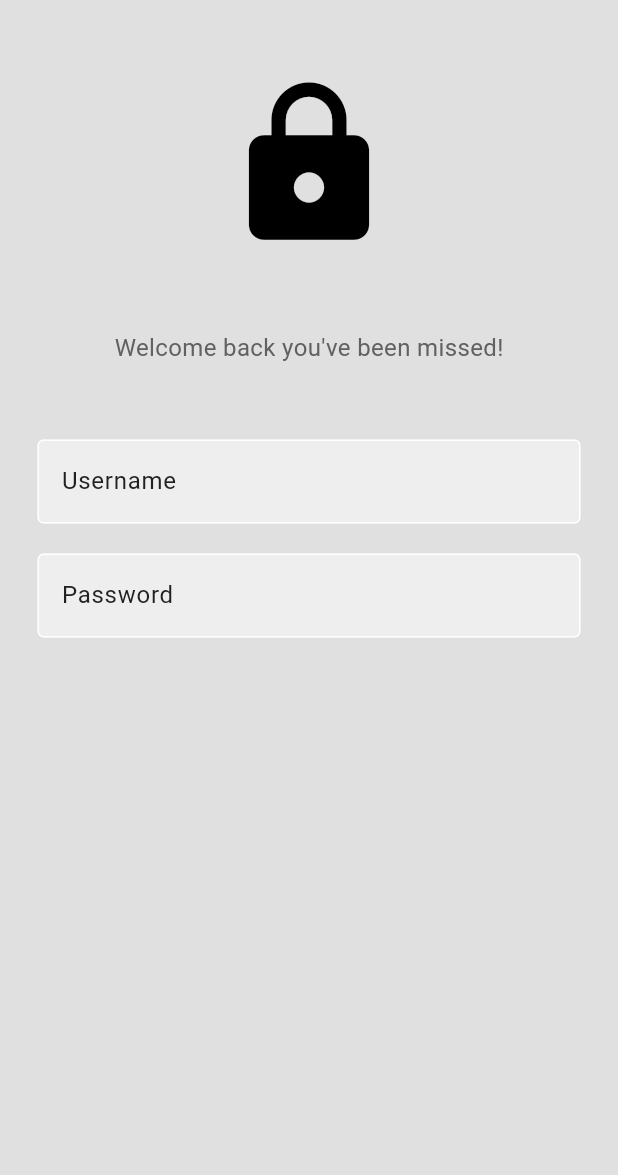
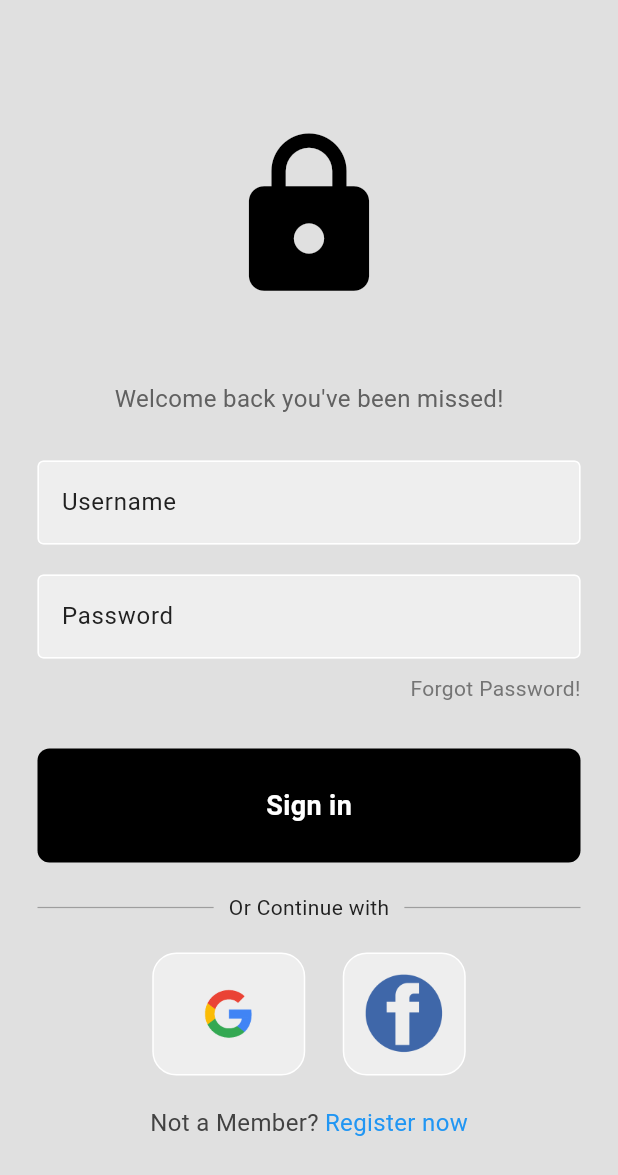
Before and after one commit to Vineet1924/krishishop_flutter, a Flutter app: the screen it shows after launch, on a phone screen of 412 x 824 dp. Shown: the top 1175 px of the screen. Run offline on Flutter 3.47's test engine with Material 2 defaults, Android fonts, the light colour scheme and no system bars; our stand-ins replace firebase_core, lottie; accounts and stored records are empty.

Commit message:
Signin page

```diff
--- /dev/null
+++ b/lib/components/my_button.dart
@@ -0,0 +1,31 @@
+import 'package:flutter/material.dart';
+
+class MyButton extends StatelessWidget {
+  final Function()? onTap;
+  const MyButton({super.key, required this.onTap});
+
+  @override
+  Widget build(BuildContext context) {
+    return GestureDetector(
+      onTap: onTap,
+      child: Container(
+        padding: const EdgeInsets.all(25),
+        margin: const EdgeInsets.symmetric(horizontal: 25),
+        decoration: BoxDecoration(
+          color: Colors.black,
+          borderRadius: BorderRadius.circular(8),
+        ),
+        child: const Center(
+          child: Text(
+            "Sign in",
+            style: TextStyle(
+              color: Colors.white,
+              fontWeight: FontWeight.bold,
+              fontSize: 18,
+            ),
+          ),
+        ),
+      ),
+    );
+  }
+}
--- /dev/null
+++ b/lib/components/square_tile.dart
@@ -0,0 +1,25 @@
+import 'package:flutter/material.dart';
+
+class SquareTile extends StatelessWidget {
+  final String imagePath;
+  final Function? signInMethod;
+
+  const SquareTile({super.key, required this.imagePath, required this.signInMethod});
+
+  @override
+  Widget build(BuildContext context) {
+    return Container(
+
+      padding: EdgeInsets.all(10),
+      decoration: BoxDecoration(
+        border: Border.all(color: Colors.white),
+        borderRadius: BorderRadius.circular(16),
+        color: Colors.grey[200],
+      ),
+      child: Image.asset(
+        imagePath,
+        height: 60,
+      ),
+    );
+  }
+}
--- a/lib/login_page.dart
+++ b/lib/login_page.dart
@@ -1,5 +1,7 @@
 import 'package:flutter/material.dart';
+import 'package:krishishop/components/my_button.dart';
 import 'package:krishishop/components/my_textfield.dart';
+import 'package:krishishop/components/square_tile.dart';
 
 class LoginPage extends StatelessWidget {
   LoginPage({super.key});
@@ -7,15 +9,18 @@ class LoginPage extends StatelessWidget {
   final usernameController = TextEditingController();
   final passwordController = TextEditingController();
 
+  void signInUser() {}
+
   @override
   Widget build(BuildContext context) {
     return Scaffold(
       backgroundColor: Colors.grey[300],
       body: SafeArea(
         child: Center(
+          child: SingleChildScrollView(
             child: Column(
               children: [
-              const SizedBox(height: 50),
+                const SizedBox(height: 20),
                 Icon(
                   Icons.lock,
                   size: 120,
@@ -26,7 +31,7 @@ class LoginPage extends StatelessWidget {
                   'Welcome back you\'ve been missed!',
                   style: TextStyle(color: Colors.grey[700], fontSize: 16),
                 ),
-              const SizedBox(height: 50),
+                const SizedBox(height: 30),
                 MyTextField(
                   controller: usernameController,
                   hintText: "Username",
@@ -38,7 +43,85 @@ class LoginPage extends StatelessWidget {
                   hintText: "Password",
                   obscureText: true,
                 ),
+                const SizedBox(height: 10),
+                Padding(
+                  padding: const EdgeInsets.symmetric(horizontal: 25.0),
+                  child: Row(
+                    mainAxisAlignment: MainAxisAlignment.end,
+                    children: [
+                      Text(
+                        'Forgot Password!',
+                        style: TextStyle(color: Colors.grey[600]),
+                      ),
                     ],
+                  ),
+                ),
+                const SizedBox(height: 30),
+                MyButton(onTap: signInUser),
+                const SizedBox(height: 20),
+                Padding(
+                  padding: const EdgeInsets.symmetric(horizontal: 25),
+                  child: Row(
+                    children: [
+                      Expanded(
+                        child: Divider(
+                          thickness: 0.8,
+                          color: Colors.grey[500],
+                        ),
+                      ),
+                      Padding(
+                        padding: const EdgeInsets.symmetric(horizontal: 10),
+                        child: Text('Or Continue with'),
+                      ),
+                      Expanded(
+                        child: Divider(
+                          thickness: 0.8,
+                          color: Colors.grey[500],
+                        ),
+                      ),
+                    ],
+                  ),
+                ),
+                SizedBox(height: 20),
+                Row(
+                  mainAxisAlignment: MainAxisAlignment.center,
+                  children: [
+                    SquareTile(
+                        imagePath: 'assets/images/google.png',
+                        signInMethod: () {}),
+                    SizedBox(
+                      width: 25,
+                    ),
+                    SquareTile(
+                        imagePath: 'assets/images/facebook.png',
+                        signInMethod: () {}),
+                  ],
+                ),
+                SizedBox(height: 20),
+                Row(
+                  mainAxisAlignment: MainAxisAlignment.center,
+                  children: [
+                    Text(
+                      'Not a Member?',
+                      style: TextStyle(
+                        color: Colors.grey[800],
+                        fontSize: 16,
+                      ),
+                    ),
+                    SizedBox(
+                      width: 4,
+                    ),
+                    Text(
+                      'Register now',
+                      style: TextStyle(
+                        color: Colors.blue,
+                        fontSize: 16,
+                      ),
+                    ),
+                  ],
+                ),
+              ],
+            ),
           ),
         ),
       ),
--- a/lib/main.dart
+++ b/lib/main.dart
@@ -14,8 +14,8 @@ class MyApp extends StatelessWidget {
       theme: ThemeData(
         colorScheme: ColorScheme(
             brightness: Brightness.light,
-            primary: Color(0xFF86FF84),
-            onPrimary: Color(0xFF86FF84),
+            primary: Colors.blue,
+            onPrimary: Colors.blue,
             secondary: Colors.black,
             onSecondary: Colors.black,
             error: Colors.red,
```
Also changed, not shown: assets/images/facebook.png (added), assets/images/google.png (added), 1 other file. Lines whose indentation alone changed are shown as unchanged.
